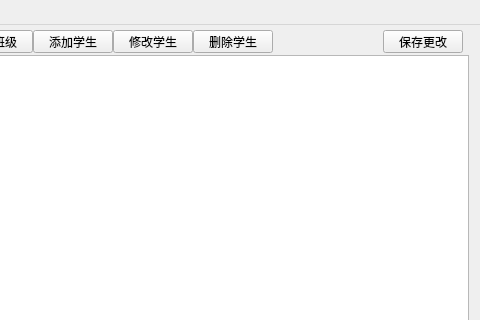
Before: the Qt Designer form mainwindow.ui in jiangzheng1582090156/student_manager_system, drawn with Qt 5; both pictures show x 477 to 957 and y 0 to 320 of the 957 by 649 pixel window.
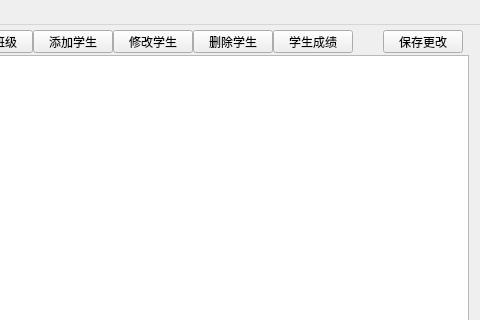
After: the same form once the commit is applied.

What changed in the file:
```diff
--- a/mainwindow.ui
+++ b/mainwindow.ui
@@ -188,6 +188,19 @@
      <string>删除学生</string>
     </property>
    </widget>
+   <widget class="QPushButton" name="btn_score">
+    <property name="geometry">
+     <rect>
+      <x>750</x>
+      <y>5</y>
+      <width>80</width>
+      <height>23</height>
+     </rect>
+    </property>
+    <property name="text">
+     <string>学生成绩</string>
+    </property>
+   </widget>
   </widget>
   <widget class="QMenuBar" name="menuBar">
    <property name="geometry">
```
